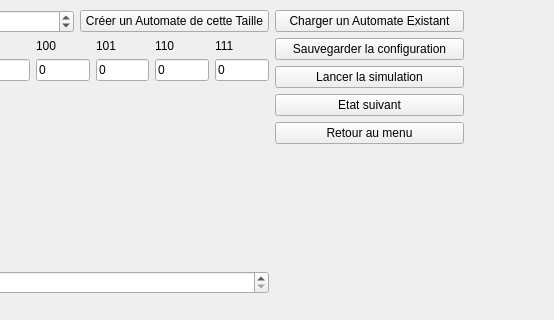
Before: the Qt Designer form automate_1d.ui in artemisart/lo21-gameoflife, drawn with Qt 5; both pictures show x 329 to 883 and y 0 to 320 of the 883 by 734 pixel window.
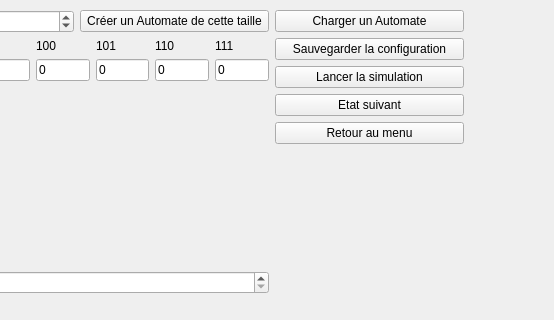
After: the same form once the commit is applied.

```diff
--- a/automate_1d.ui
+++ b/automate_1d.ui
@@ -29,7 +29,7 @@
     <item>
      <widget class="QPushButton" name="charge">
       <property name="text">
-       <string>Charger un Automate Existant</string>
+       <string>Charger un Automate</string>
       </property>
      </widget>
     </item>
@@ -111,7 +111,7 @@
          <bool>false</bool>
         </property>
         <property name="text">
-         <string>Créer un Automate de cette Taille</string>
+         <string>Créer un Automate de cette taille</string>
         </property>
         <property name="checkable">
          <bool>false</bool>
```
